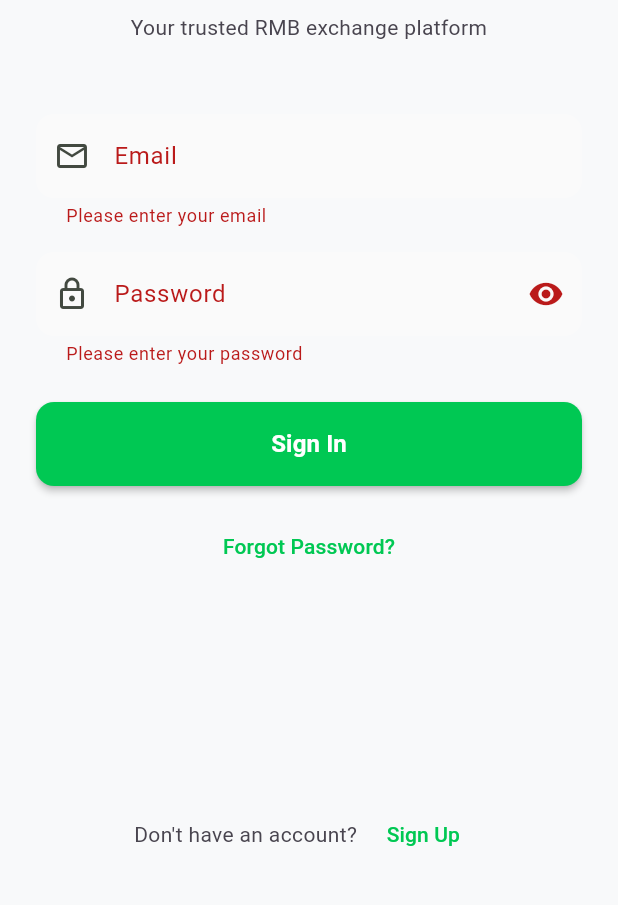
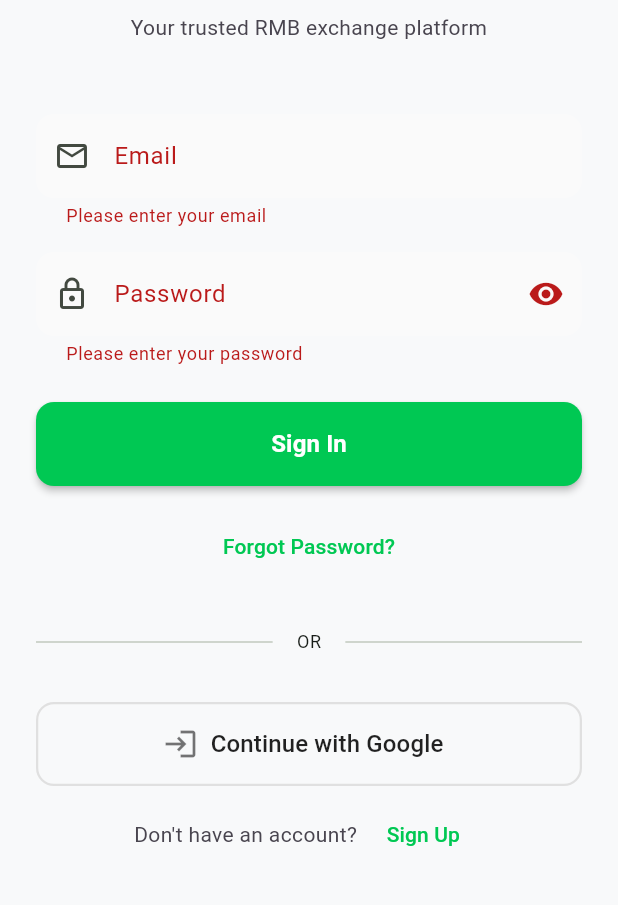
Before and after one commit to FredrickDickson/rmbexpress, a Flutter app: the screen it shows after launch, after a tap on "Sign In", on a phone screen of 412 x 824 dp, the part 330-1235 px from its top. Run offline on Flutter 3.47's test engine with Material 3 defaults, Android fonts, the phone set to English and light mode, and no system bars; our stand-ins replace flutter_riverpod, go_router, google_sign_in, shimmer; accounts and stored records are empty; network calls fail.

Commit message:
Add Google authentication option to the login screen
Integrates Google Sign-In functionality by adding the `google_sign_in` dependency, creating a `GoogleAuthService` for managing sign-in, sign-out, and initialization, and adding a Google Sign-In button to the login screen.

Replit-Commit-Author: Agent
Replit-Commit-Session-Id: bc9be4b7-209d-436a-8c85-23c3fdbe41a6
Replit-Commit-Checkpoint-Type: full_checkpoint
Replit-Commit-Screenshot-Url: https://storage.googleapis.com/screenshot-production-us-central1/88ad9645-7ebd-487d-a617-cf3fe4017596/bc9be4b7-209d-436a-8c85-23c3fdbe41a6/vPrYPI8

```diff
--- /dev/null
+++ b/lib/core/services/google_auth_service.dart
@@ -0,0 +1,88 @@
+import 'package:google_sign_in/google_sign_in.dart';
+import 'package:flutter/foundation.dart';
+
+class GoogleUser {
+  final String id;
+  final String email;
+  final String displayName;
+  final String photoUrl;
+
+  GoogleUser({
+    required this.id,
+    required this.email,
+    required this.displayName,
+    required this.photoUrl,
+  });
+
+  factory GoogleUser.fromGoogleSignInAccount(GoogleSignInAccount account) {
+    return GoogleUser(
+      id: account.id,
+      email: account.email,
+      displayName: account.displayName ?? 'User',
+      photoUrl: account.photoUrl ?? '',
+    );
+  }
+}
+
+class GoogleAuthService {
+  static final GoogleAuthService _instance = GoogleAuthService._internal();
+  factory GoogleAuthService() => _instance;
+  GoogleAuthService._internal();
+
+  final GoogleSignIn _googleSignIn = GoogleSignIn(
+    scopes: [
+      'email',
+      'profile',
+    ],
+  );
+
+  GoogleUser? _currentUser;
+  GoogleUser? get currentUser => _currentUser;
+  bool get isSignedIn => _currentUser != null;
+
+  /// Initialize Google Sign In and check for existing signed in user
+  Future<void> initialize() async {
+    try {
+      final account = await _googleSignIn.signInSilently();
+      if (account != null) {
+        _currentUser = GoogleUser.fromGoogleSignInAccount(account);
+      }
+    } catch (error) {
+      debugPrint('Error initializing Google Auth: $error');
+    }
+  }
+
+  /// Sign in with Google
+  Future<GoogleUser?> signIn() async {
+    try {
+      final GoogleSignInAccount? account = await _googleSignIn.signIn();
+      if (account != null) {
+        _currentUser = GoogleUser.fromGoogleSignInAccount(account);
+        return _currentUser;
+      }
+    } catch (error) {
+      debugPrint('Error signing in with Google: $error');
+    }
+    return null;
+  }
+
+  /// Sign out from Google
+  Future<void> signOut() async {
+    try {
+      await _googleSignIn.signOut();
+      _currentUser = null;
+    } catch (error) {
+      debugPrint('Error signing out from Google: $error');
+    }
+  }
+
+  /// Disconnect Google account completely
+  Future<void> disconnect() async {
+    try {
+      await _googleSignIn.disconnect();
+      _currentUser = null;
+    } catch (error) {
+      debugPrint('Error disconnecting Google account: $error');
+    }
+  }
+}
--- a/lib/main.dart
+++ b/lib/main.dart
@@ -3,8 +3,14 @@ import 'package:flutter_riverpod/flutter_riverpod.dart';
 // import 'package:flutter_animate/flutter_animate.dart'; // Removed due to compatibility issues
 import 'core/theme/app_theme.dart';
 import 'core/router/app_router.dart';
+import 'core/services/google_auth_service.dart';
 
-void main() {
+void main() async {
+  WidgetsFlutterBinding.ensureInitialized();
+
+  // Initialize Google Auth Service
+  await GoogleAuthService().initialize();
+
   // Animate.restartOnHotReload = true; // Disabled due to compatibility issues
   runApp(const ProviderScope(child: BuyRMBOnlineApp()));
 }
--- a/lib/screens/auth/login_screen.dart
+++ b/lib/screens/auth/login_screen.dart
@@ -1,6 +1,7 @@
 import 'package:flutter/material.dart';
 import 'package:go_router/go_router.dart';
 import '../../core/router/app_router.dart';
+import '../../core/services/google_auth_service.dart';
 
 class LoginScreen extends StatefulWidget {
   const LoginScreen({super.key});
@@ -158,6 +159,62 @@ class _LoginScreenState extends State<LoginScreen> {
                           },
                           child: const Text('Forgot Password?'),
                         ),
+
+                        const SizedBox(height: 32),
+
+                        // Divider
+                        Row(
+                          children: [
+                            const Expanded(child: Divider()),
+                            Padding(
+                              padding: const EdgeInsets.symmetric(horizontal: 16),
+                              child: Text(
+                                'OR',
+                                style: Theme.of(context).textTheme.bodySmall,
+                              ),
+                            ),
+                            const Expanded(child: Divider()),
+                          ],
+                        ),
+
+                        const SizedBox(height: 32),
+
+                        // Google Sign In Button
+                        SizedBox(
+                          height: 56,
+                          child: OutlinedButton.icon(
+                            onPressed: _isLoading ? null : _handleGoogleSignIn,
+                            style: OutlinedButton.styleFrom(
+                              side: BorderSide(
+                                color: Colors.grey.shade300,
+                                width: 1.5,
+                              ),
+                              shape: RoundedRectangleBorder(
+                                borderRadius: BorderRadius.circular(12),
+                              ),
+                            ),
+                            icon: Image.network(
+                              'https://upload.wikimedia.org/wikipedia/commons/thumb/5/53/Google_%22G%22_Logo.svg/512px-Google_%22G%22_Logo.svg.png',
+                              width: 24,
+                              height: 24,
+                              errorBuilder: (context, error, stackTrace) {
+                                return const Icon(
+                                  Icons.login,
+                                  size: 24,
+                                  color: Colors.black54,
+                                );
+                              },
+                            ),
+                            label: const Text(
+                              'Continue with Google',
+                              style: TextStyle(
+                                fontSize: 16,
+                                fontWeight: FontWeight.w500,
+                                color: Colors.black87,
+                              ),
+                            ),
+                          ),
+                        ),
                       ],
                     ),
                   ),
@@ -208,6 +265,46 @@ class _LoginScreenState extends State<LoginScreen> {
     }
   }
 
+  Future<void> _handleGoogleSignIn() async {
+    setState(() => _isLoading = true);
+
+    try {
+      final GoogleUser? user = await GoogleAuthService().signIn();
+
+      if (user != null && mounted) {
+        // Show success message
+        ScaffoldMessenger.of(context).showSnackBar(
+          SnackBar(
+            content: Text('Welcome, ${user.displayName}!'),
+            backgroundColor: Colors.green,
+          ),
+        );
+
+        // Navigate to dashboard
+        context.go(AppRouter.dashboard);
+      } else if (mounted) {
+        ScaffoldMessenger.of(context).showSnackBar(
+          const SnackBar(
+            content: Text('Google sign-in was cancelled'),
+          ),
+        );
+      }
+    } catch (e) {
+      if (mounted) {
+        ScaffoldMessenger.of(context).showSnackBar(
+          SnackBar(
+            content: Text('Google sign-in failed: $e'),
+            backgroundColor: Colors.red,
+          ),
+        );
+      }
+    } finally {
+      if (mounted) {
+        setState(() => _isLoading = false);
+      }
+    }
+  }
+
   @override
   void dispose() {
     _emailController.dispose();
--- a/pubspec.yaml
+++ b/pubspec.yaml
@@ -48,6 +48,9 @@ dependencies:
 
   # HTTP and utilities
   dio: ^5.7.0
+
+  # Authentication
+  google_sign_in: ^6.2.1
 
 dev_dependencies:
   flutter_test:
```
Also changed, not shown: pubspec.lock, 1 other file.
